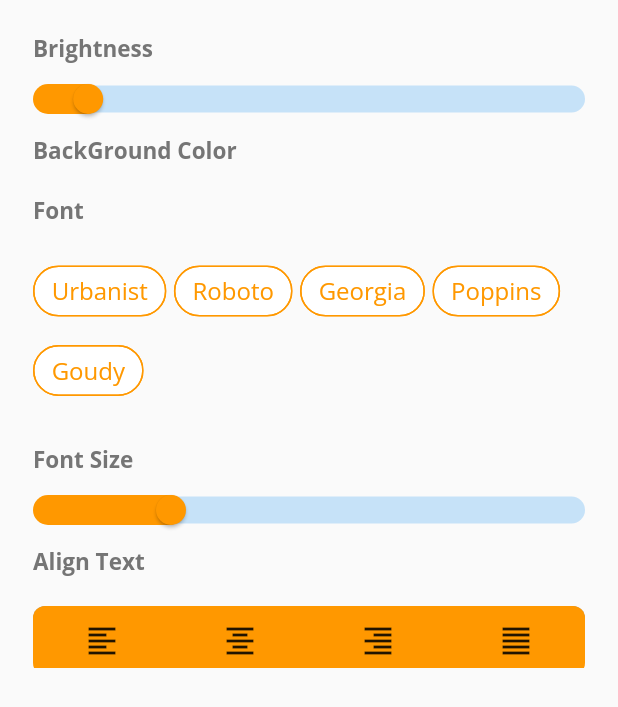
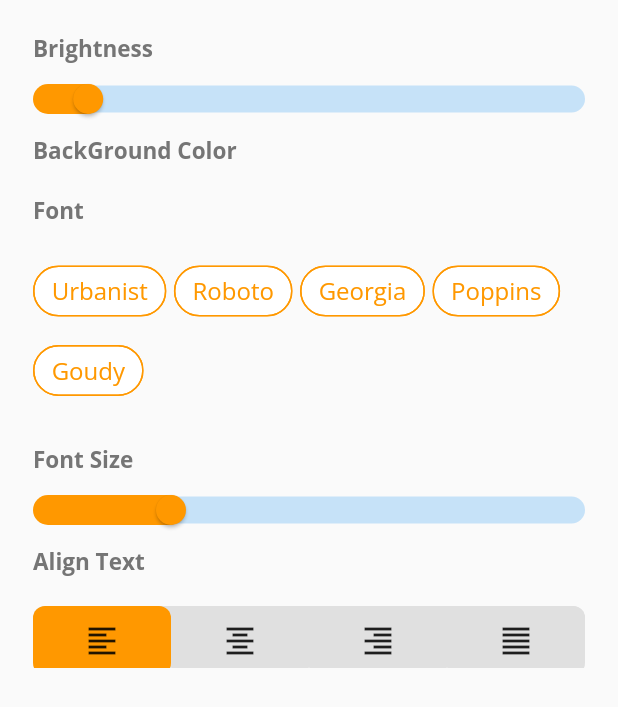
Before and after one commit to EProject04/BookManagement-Fe, a Flutter app: the BottomSheetWidget widget shown alone on an empty page, opened directly, after a tap on the "format align left" icon, on a phone screen of 412 x 824 dp. Shown: the top 707 px of the screen. Run offline on Flutter 3.47's test engine with Material 2 defaults, Android fonts, the phone set to English and light mode, and no system bars; our stand-ins replace connectivity_plus, device_preview, dio, equatable, fluttertoast, get and 6 more; missing offline and left inert: flutter_screen_wake, screen_brightness; accounts and stored records are empty; key blocks and very long unbroken strings in the code were emptied for the run.

Commit message:
Update read_book_view.dart

```diff
--- a/lib/app/view/read_book/read_book_view.dart
+++ b/lib/app/view/read_book/read_book_view.dart
@@ -12,6 +12,14 @@ class FontFamily{
   bool isSelectedFont;
 
   FontFamily(this.id, this.fontName, this.isSelectedFont);
+}
+
+class ListIcon{
+  final int id;
+  final Icon iconName;
+  bool isSelectedIcon;
+
+  ListIcon(this.id, this.iconName, this.isSelectedIcon);
 }
 
 class ReadBookView extends StatefulWidget {
@@ -238,9 +246,10 @@ class BottomSheetWidget extends StatefulWidget {
 class _BottomSheetWidgetState extends State<BottomSheetWidget> {
   final double _brightnessValue = 0.1;
   double _fontSize = 15;
-
+  bool selectedAlign = false;
 
   List<FontFamily> fontFamily = <FontFamily>[];
+  List<ListIcon> icons = <ListIcon>[];
   @override
   void initState(){
     super.initState();
@@ -253,6 +262,11 @@ class _BottomSheetWidgetState extends State<BottomSheetWidget> {
     // fontFamily.add(FontFamily(6, 'Sans Serif', false));
     fontFamily.add(FontFamily(5, 'Goudy', false));
 
+
+    icons.add(ListIcon(1, Icon(Icons.format_align_left), true));
+    icons.add(ListIcon(2, Icon(Icons.format_align_center), false));
+    icons.add(ListIcon(3, Icon(Icons.format_align_right), false));
+    icons.add(ListIcon(4, Icon(Icons.format_align_justify), false));
   }
 
   Future<void> _setBrightness(double brightness) async {
@@ -380,67 +394,33 @@ class _BottomSheetWidgetState extends State<BottomSheetWidget> {
                 height: size.height*0.05,
 
                 decoration: BoxDecoration(
-                  color: Colors.grey,
+                  color: Colors.grey[300],
                   borderRadius: BorderRadius.circular(8),
                 ),
                 child: GridView(
                   gridDelegate: SliverGridDelegateWithFixedCrossAxisCount(
                     crossAxisCount: 4,
-                    childAspectRatio: 2
+                    childAspectRatio: 2,
+
                   ),
-                  children: <Widget>[
-                    InkWell(
-                      onTap: (){},
-                      child: Container(
+                  physics: NeverScrollableScrollPhysics(),
+                  children: icons.map((item) =>  InkWell(
+                    onTap: (){
+                      setState(() {
+                        icons.forEach((element) =>element.isSelectedIcon = false );
+                        item.isSelectedIcon = true;
+                      });
+                    },
+                    child: Container(
 
-                        child: Icon(
-                          Icons.format_align_left
-                        ),
-                        decoration: BoxDecoration(
-                            color: Colors.orange,
-                          borderRadius: BorderRadius.only(
-                            topLeft: Radius.circular(8),
-                            bottomLeft: Radius.circular(8),
-                          )
-                        ),
+                      child: item.iconName,
+                      decoration: BoxDecoration(
+                        color: item.isSelectedIcon? Colors.orange: Colors.grey[300],
+                        borderRadius: BorderRadius.circular(8),
                       ),
                     ),
-                    InkWell(
-                      onTap: (){},
-                      child: Container(
-                        color: Colors.orange,
-                        child: Icon(
-                            Icons.format_align_center
-                        ),
-                      ),
-                    ),
-                    InkWell(
-                      onTap: (){},
-                      child: Container(
-                        color: Colors.orange,
-                        child: Icon(
-                            Icons.format_align_right
-                        ),
-                      ),
-                    ),
-                    InkWell(
-                      onTap: (){},
-                      child: Container(
-
-                        child: Icon(
-                            Icons.format_align_justify
-                        ),
-                        decoration: BoxDecoration(
-                            color: Colors.orange,
-                            borderRadius: BorderRadius.only(
-                              topRight: Radius.circular(8),
-                              bottomRight: Radius.circular(8),
-                            )
-                        ),
-                      ),
-                    ),
-
-                  ],
+                  ),
+                  ).toList(),
                 ),
               )
             ],
```
